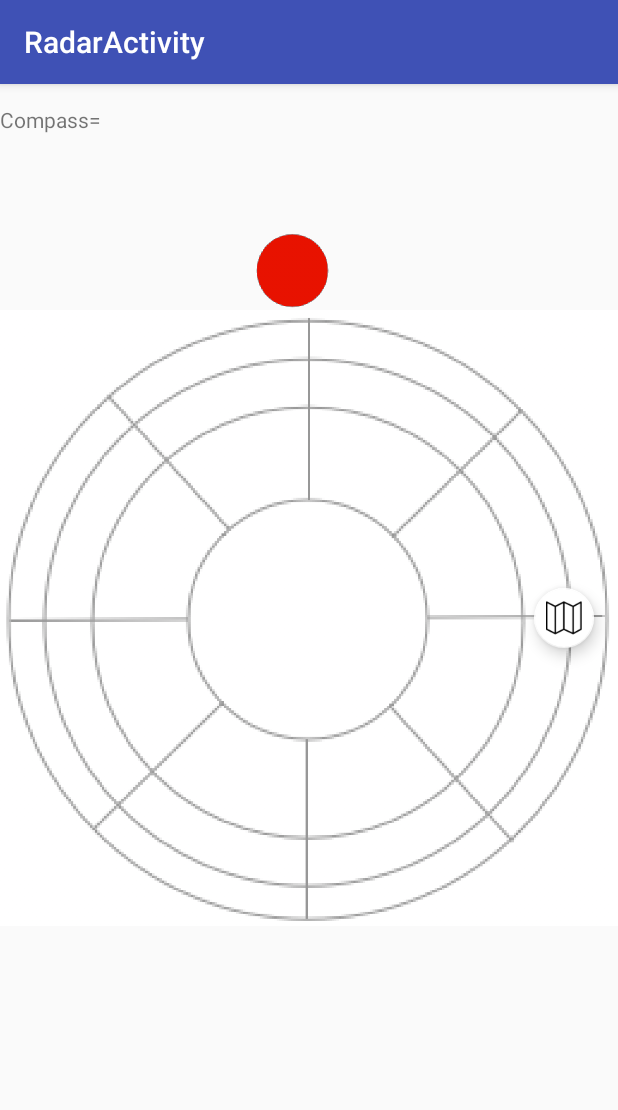
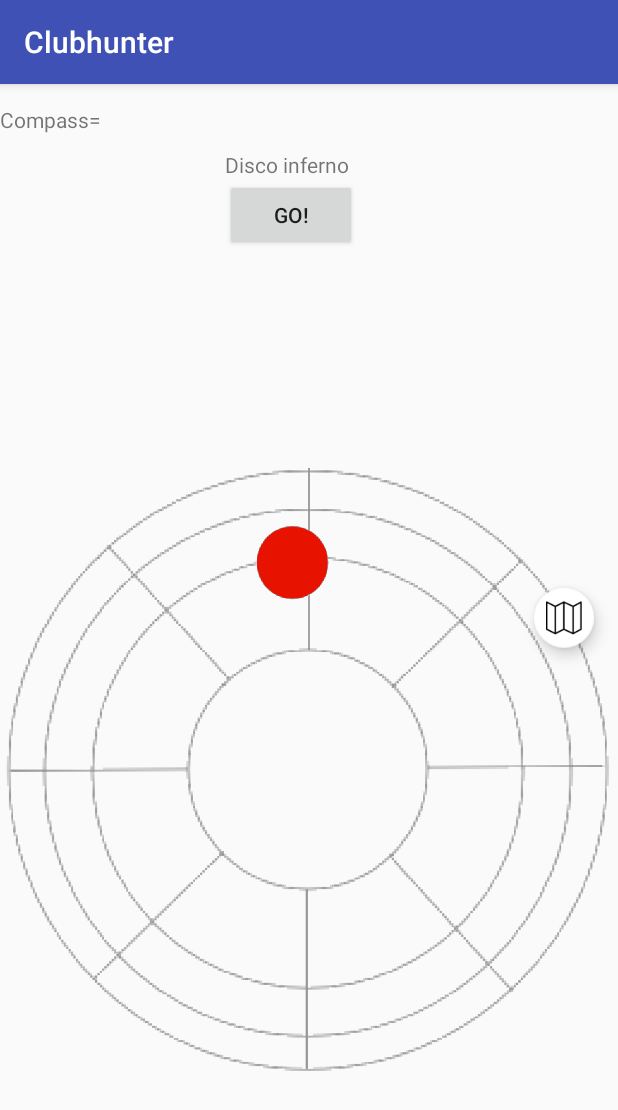
Before and after one commit to juntoalmar/ClubHunting, an Android app: the RadarActivity screen opened directly, with no data from a screen before it, on a phone screen of 412 x 824 dp. Shown: the top 1110 px of the screen. Run offline under Robolectric (Android 15) with nearby library versions, the phone set to English and light mode, and no system bars.

Commit message:
Radar button

```diff
--- a/app/src/main/java/se/kth/mobdev/clubhunting/RadarActivity.java
+++ b/app/src/main/java/se/kth/mobdev/clubhunting/RadarActivity.java
@@ -14,6 +14,7 @@ import android.support.v7.widget.Toolbar;
 import android.view.View;
 import android.view.animation.Animation;
 import android.view.animation.RotateAnimation;
+import android.widget.LinearLayout;
 import android.widget.RelativeLayout;
 import android.widget.TextView;
 
@@ -31,7 +32,7 @@ public class RadarActivity extends AppCompatActivity implements SensorEventListe
 
     private TextView tvCompass;
     private RelativeLayout layoutRadar;
-
+    private LinearLayout layoutDetails;
 
     ////
     private SensorManager mSensorManager;
@@ -50,11 +51,14 @@ public class RadarActivity extends AppCompatActivity implements SensorEventListe
         super.onCreate(savedInstanceState);
         setContentView(R.layout.activity_radar);
         Toolbar toolbar = (Toolbar) findViewById(R.id.toolbar);
+        toolbar.setTitle("Clubhunter");
         setSupportActionBar(toolbar);
+
 
 
         tvCompass = (TextView) findViewById(R.id.tvCompass);
         layoutRadar = (RelativeLayout) findViewById(R.id.layoutRadar);
+        layoutDetails = (LinearLayout) findViewById(R.id.layoutDetails);
 
         //ORIGINAL
 //        //Sensors
@@ -153,7 +157,9 @@ public class RadarActivity extends AppCompatActivity implements SensorEventListe
             layoutRadar.startAnimation(ra);
             mCurrentDegree = -azimuthInDegress;
 
-            tvCompass.setText("Compass= "+azimuthInRadians );
+           //TODO for prototype
+            tvCompass.setText("");
+            // tvCompass.setText("Compass= "+azimuthInRadians );
 
 
             //Sound
@@ -161,6 +167,10 @@ public class RadarActivity extends AppCompatActivity implements SensorEventListe
 
             if(distance<1)
             {
+
+                //layoutRadar.
+
+
                 float volume = 1-distance;
 
                 if(!clubs[1].mp.isPlaying())
--- a/app/src/main/res/layout/activity_details.xml
+++ b/app/src/main/res/layout/activity_details.xml
@@ -66,16 +66,6 @@
     </LinearLayout>
 
 
-    public String name;
-    public LatLng location;
-    public String url;
-    public String music;
-    public String music_style;
-    public float rating;
-    public String description;
-    public ImageView image;
-
-    Marker marker;
 
     <android.support.design.widget.FloatingActionButton
         android:id="@+id/fab"
--- a/app/src/main/res/layout/activity_radar.xml
+++ b/app/src/main/res/layout/activity_radar.xml
@@ -36,10 +36,41 @@
         app:fabSize="mini" />
 
 
+    <TextView
+        android:id="@+id/tvCompass"
+        android:layout_width="match_parent"
+        android:layout_height="wrap_content"
+        android:layout_marginTop="70dp"
+        android:text="Compass=" />
+
+    <LinearLayout
+        android:id="@+id/layoutDetails"
+        android:layout_width="112dp"
+        android:layout_height="wrap_content"
+        android:layout_marginLeft="150dp"
+        android:layout_marginTop="100dp"
+        android:orientation="vertical">
+
+        <TextView
+            android:id="@+id/tvName"
+            android:layout_width="match_parent"
+            android:layout_height="wrap_content"
+            android:text="Disco inferno" />
+
+
+        <Button
+            android:id="@+id/btnGo"
+            android:layout_width="wrap_content"
+            android:layout_height="wrap_content"
+            android:text="GO!" />
+
+    </LinearLayout>
+
     <RelativeLayout
         android:id="@+id/layoutRadar"
         android:layout_width="match_parent"
         android:layout_height="wrap_content"
+        android:layout_marginTop="200dp"
         android:orientation="vertical">
 
         <ImageView
@@ -53,19 +84,10 @@
             android:layout_width="50dp"
             android:layout_height="50dp"
             android:layout_marginLeft="170dp"
-            android:layout_marginTop="155dp"
+            android:layout_marginTop="150dp"
             app:srcCompat="@drawable/bubble_red" />
-
-
 
 
     </RelativeLayout>
 
-    <TextView
-        android:id="@+id/tvCompass"
-        android:layout_width="wrap_content"
-        android:layout_height="wrap_content"
-        android:layout_marginTop="70dp"
-        android:text="Compass=" />
-
 </android.support.design.widget.CoordinatorLayout>
```
Also changed, not shown: app/src/main/res/drawable-v24/radar.png.
